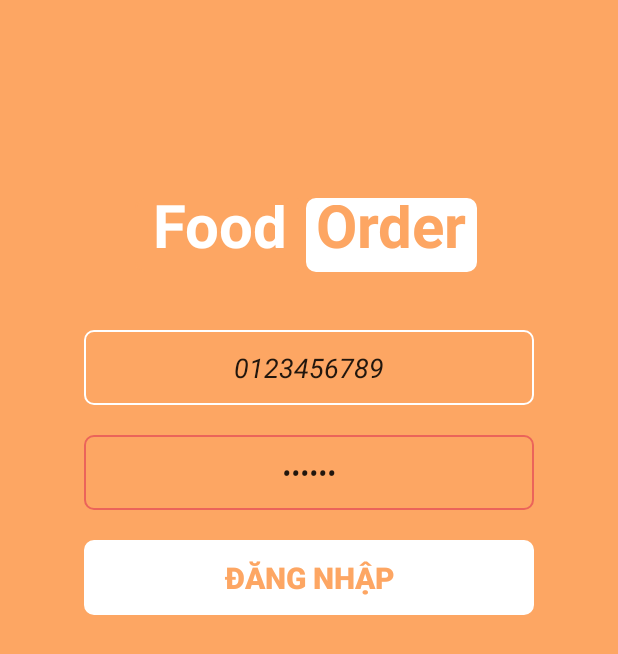
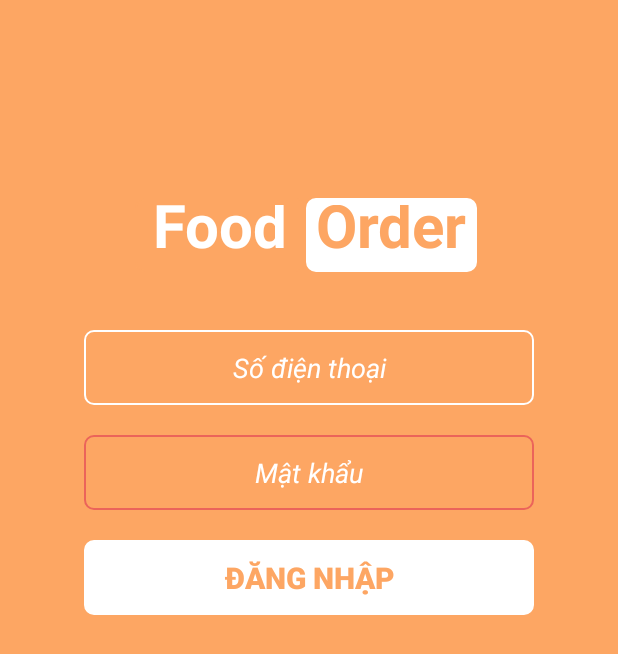
Before and after one commit to OrderFood123/ProjectOrderFoodAdmin, an Android app: the screen it shows after launch (LoginActivity), on a phone screen of 412 x 824 dp. Shown: the top 654 px of the screen. Run offline under Robolectric (Android 15) with nearby library versions, the phone set to English and light mode, and no system bars; our stand-ins replace Firebase (no records; nobody signed in at launch, a user with empty details on screens opened directly).

Commit message:
Thêm Validate LoginActivity Admin

```diff
--- a/orderfoodadmin/app/src/main/res/layout/activity_login.xml
+++ b/orderfoodadmin/app/src/main/res/layout/activity_login.xml
@@ -57,7 +57,6 @@
         android:background="@drawable/bogoclogo"
         android:hint="Số điện thoại"
         android:inputType="phone"
-        android:text="0123456789"
         android:textAlignment="center"
         android:textColorHint="#FFFFFF"
         android:textStyle="italic" />
@@ -72,9 +71,8 @@
         android:background="@drawable/bogoc"
         android:hint="Mật khẩu"
         android:inputType="numberPassword"
-        android:text="123123"
         android:textAlignment="center"
-        android:textColorHint="#FDA663"
+        android:textColorHint="#ffffff"
         android:textStyle="italic" />
 
     <Button
```
Also changed, not shown: orderfoodadmin/app/src/main/java/com/example/orderfoodadmin/LoginActivity.java (+13 -9 lines).
